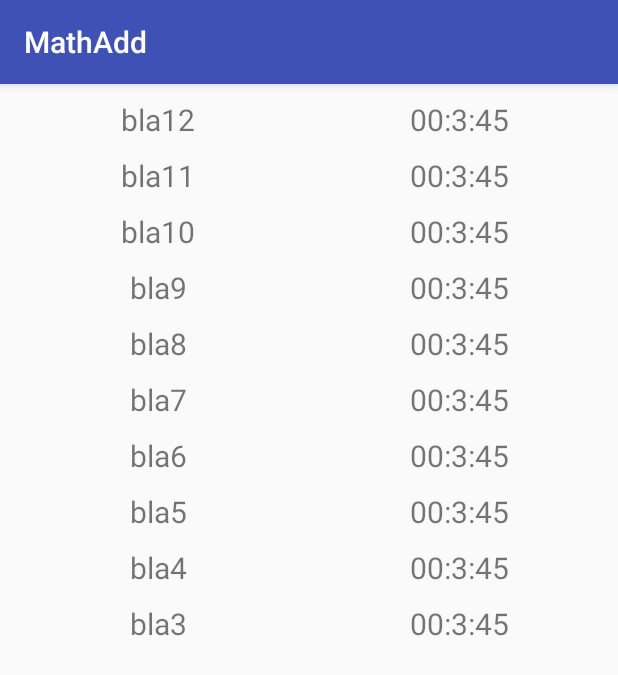
After one commit to AnSrwn/MathAdd, an Android app: the HighScore screen opened directly, with no data from a screen before it, on a phone screen of 412 x 824 dp. The commit adds this screen. Shown: the top 675 px of the screen. Run offline under Robolectric (Android 15) with nearby library versions, the phone set to English and light mode, and no system bars; our stand-ins replace data binding.

Commit message:
listView implemented, but without functionality

```diff
--- a/app/src/main/AndroidManifest.xml
+++ b/app/src/main/AndroidManifest.xml
@@ -16,7 +16,8 @@
                 <category android:name="android.intent.category.LAUNCHER" />
             </intent-filter>
         </activity>
-        <activity android:name=".GameActivity"></activity>
+        <activity android:name=".GameActivity" />
+        <activity android:name=".HighScore"></activity>
     </application>
 
 </manifest>
--- /dev/null
+++ b/app/src/main/java/com/andreas/mathadd/HighScore.java
@@ -0,0 +1,45 @@
+package com.andreas.mathadd;
+
+import android.databinding.DataBindingUtil;
+import android.support.v7.app.AppCompatActivity;
+import android.os.Bundle;
+import android.widget.ListView;
+
+import com.andreas.mathadd.databinding.ActivityHighScoreBinding;
+
+import java.util.ArrayList;
+
+public class HighScore extends AppCompatActivity {
+
+    ActivityHighScoreBinding binding;
+    HighScoreData highScoreData = HighScoreData.getInstance();
+
+    @Override
+    protected void onCreate(Bundle savedInstanceState) {
+        super.onCreate(savedInstanceState);
+        setContentView(R.layout.activity_high_score);
+
+        binding = DataBindingUtil.setContentView(this, R.layout.activity_high_score);
+        binding.setHighScoreData(highScoreData);
+
+        ListView listView = findViewById(R.id.listView);
+
+        highScoreData.setHighScore(new HighScoreItem("00:3:45", "bla1"));
+        highScoreData.setHighScore(new HighScoreItem("00:3:45", "bla2"));
+        highScoreData.setHighScore(new HighScoreItem("00:3:45", "bla3"));
+        highScoreData.setHighScore(new HighScoreItem("00:3:45", "bla4"));
+        highScoreData.setHighScore(new HighScoreItem("00:3:45", "bla5"));
+        highScoreData.setHighScore(new HighScoreItem("00:3:45", "bla6"));
+        highScoreData.setHighScore(new HighScoreItem("00:3:45", "bla7"));
+        highScoreData.setHighScore(new HighScoreItem("00:3:45", "bla8"));
+        highScoreData.setHighScore(new HighScoreItem("00:3:45", "bla9"));
+        highScoreData.setHighScore(new HighScoreItem("00:3:45", "bla10"));
+        highScoreData.setHighScore(new HighScoreItem("00:3:45", "bla11"));
+        highScoreData.setHighScore(new HighScoreItem("00:3:45", "bla12"));
+
+        ArrayList<HighScoreItem> highScore = new ArrayList<>(highScoreData.getHighScore());
+
+        HighScoreListAdapter adapter = new HighScoreListAdapter(HighScore.this, R.layout.list_view_item, highScore);
+        listView.setAdapter(adapter);
+    }
+}
--- /dev/null
+++ b/app/src/main/java/com/andreas/mathadd/HighScoreData.java
@@ -0,0 +1,33 @@
+package com.andreas.mathadd;
+
+import android.databinding.BaseObservable;
+import android.databinding.Bindable;
+
+import java.util.ArrayList;
+
+public class HighScoreData extends BaseObservable {
+
+    ArrayList<HighScoreItem> highScore;
+
+    private static final HighScoreData ourInstance = new HighScoreData();
+    public static HighScoreData getInstance() {
+        return ourInstance;
+    }
+
+    public HighScoreData() {
+        this.highScore = new ArrayList<>();
+    }
+
+    @Bindable
+    public ArrayList<HighScoreItem> getHighScore() {
+        return this.highScore;
+    }
+
+    public void setHighScore(HighScoreItem newHighScore) {
+        this.highScore.add(0, newHighScore);
+
+        if(this.highScore.size() > 10) {
+            this.highScore.remove(10);
+        }
+    }
+}
--- /dev/null
+++ b/app/src/main/java/com/andreas/mathadd/HighScoreItem.java
@@ -0,0 +1,27 @@
+package com.andreas.mathadd;
+
+public class HighScoreItem {
+    String time;
+    String name;
+
+    public HighScoreItem(String time, String name) {
+        this.time = time;
+        this.name = name;
+    }
+
+    public String getTime() {
+        return time;
+    }
+
+    public String getName() {
+        return name;
+    }
+
+    public void setTime(String time) {
+        this.time = time;
+    }
+
+    public void setName(String name) {
+        this.name = name;
+    }
+}
--- /dev/null
+++ b/app/src/main/java/com/andreas/mathadd/HighScoreListAdapter.java
@@ -0,0 +1,44 @@
+package com.andreas.mathadd;
+
+import android.content.Context;
+import android.support.annotation.NonNull;
+import android.support.annotation.Nullable;
+import android.view.LayoutInflater;
+import android.view.View;
+import android.view.ViewGroup;
+import android.widget.ArrayAdapter;
+import android.widget.TextView;
+
+import java.util.ArrayList;
+
+public class HighScoreListAdapter extends ArrayAdapter<HighScoreItem> {
+    private Context mContext;
+    private int mResource;
+
+    public HighScoreListAdapter(Context context, int resource, ArrayList<HighScoreItem> objects) {
+        super(context, resource, objects);
+        this.mContext = context;
+        this.mResource = resource;
+    }
+
+    @NonNull
+    @Override
+    public View getView(int position, @Nullable View convertView, @NonNull ViewGroup parent) {
+        String name = getItem(position).getName();
+        String time = getItem(position).getTime();
+
+        HighScoreItem item = new HighScoreItem(name, time);
+
+        LayoutInflater inflater = LayoutInflater.from(mContext);
+        convertView = inflater.inflate(this.mResource, parent, false);
+
+        TextView nameView = (TextView) convertView.findViewById(R.id.listViewName);
+        TextView timeView = (TextView) convertView.findViewById(R.id.listViewTime);
+
+        nameView.setText(name);
+        timeView.setText(time);
+
+        return convertView;
+    }
+
+}
--- a/app/src/main/java/com/andreas/mathadd/MainActivity.java
+++ b/app/src/main/java/com/andreas/mathadd/MainActivity.java
@@ -16,7 +16,12 @@ public class MainActivity extends AppCompatActivity {
     }
 
     public void onStartButtonClick(View v) {
-        Intent myIntent = new Intent(MainActivity.this, GameActivity.class);
-        MainActivity.this.startActivity(myIntent);
+        Intent intent = new Intent(MainActivity.this, GameActivity.class);
+        MainActivity.this.startActivity(intent);
+    }
+
+    public void onHighScoreButtonClick(View v) {
+        Intent intent = new Intent(MainActivity.this, HighScore.class);
+        MainActivity.this.startActivity(intent);
     }
 }
--- /dev/null
+++ b/app/src/main/res/layout/activity_high_score.xml
@@ -0,0 +1,28 @@
+<?xml version="1.0" encoding="utf-8"?>
+<layout xmlns:android="http://schemas.android.com/apk/res/android"
+    xmlns:app="http://schemas.android.com/apk/res-auto"
+    xmlns:tools="http://schemas.android.com/tools">
+
+    <data>
+        <variable
+            name="highScoreData"
+            type="com.andreas.mathadd.HighScoreData" />
+    </data>
+
+    <android.support.constraint.ConstraintLayout
+        android:layout_width="match_parent"
+        android:layout_height="match_parent"
+        tools:context=".HighScore">
+
+        <ListView
+            android:id="@+id/listView"
+            android:layout_width="match_parent"
+            android:layout_height="match_parent"
+            android:layout_marginLeft="5dp"
+            android:layout_marginRight="5dp"
+            android:layout_marginTop="10dp"
+            android:clickable="false"
+            android:divider="@null"
+            android:dividerHeight="10dp"/>
+    </android.support.constraint.ConstraintLayout>
+</layout>
--- a/app/src/main/res/layout/activity_main.xml
+++ b/app/src/main/res/layout/activity_main.xml
@@ -22,4 +22,19 @@
         app:layout_constraintEnd_toEndOf="parent"
         app:layout_constraintStart_toStartOf="parent"
         app:layout_constraintTop_toTopOf="parent" />
+
+    <Button
+        android:id="@+id/buttonHighScore"
+        android:layout_width="wrap_content"
+        android:layout_height="wrap_content"
+        android:layout_marginEnd="148dp"
+        android:layout_marginLeft="148dp"
+        android:layout_marginRight="148dp"
+        android:layout_marginStart="148dp"
+        android:layout_marginTop="112dp"
+        android:text="@string/highScore"
+        android:onClick="onHighScoreButtonClick"
+        app:layout_constraintEnd_toEndOf="parent"
+        app:layout_constraintStart_toStartOf="parent"
+        app:layout_constraintTop_toBottomOf="@+id/buttonStart" />
 </android.support.constraint.ConstraintLayout>
--- /dev/null
+++ b/app/src/main/res/layout/list_view_item.xml
@@ -0,0 +1,27 @@
+<?xml version="1.0" encoding="utf-8"?>
+<LinearLayout
+    xmlns:android="http://schemas.android.com/apk/res/android"
+    android:orientation="horizontal"
+    android:layout_width="match_parent"
+    android:layout_height="wrap_content"
+    android:weightSum="100"
+    >
+    <TextView
+        android:layout_width="match_parent"
+        android:layout_height="wrap_content"
+        android:id="@+id/listViewName"
+        android:gravity="center"
+        android:textAlignment="center"
+        android:textSize="20sp"
+        android:layout_weight="50"
+        />
+    <TextView
+        android:layout_width="match_parent"
+        android:layout_height="wrap_content"
+        android:id="@+id/listViewTime"
+        android:gravity="center"
+        android:textAlignment="center"
+        android:textSize="20sp"
+        android:layout_weight="50"
+        />
+</LinearLayout>
--- a/app/src/main/res/values/strings.xml
+++ b/app/src/main/res/values/strings.xml
@@ -5,4 +5,5 @@
     <string name="tryAgain">Please try again!</string>
     <string name="restart">Restart</string>
     <string name="start">Start</string>
+    <string name="highScore">High Score</string>
 </resources>
```
